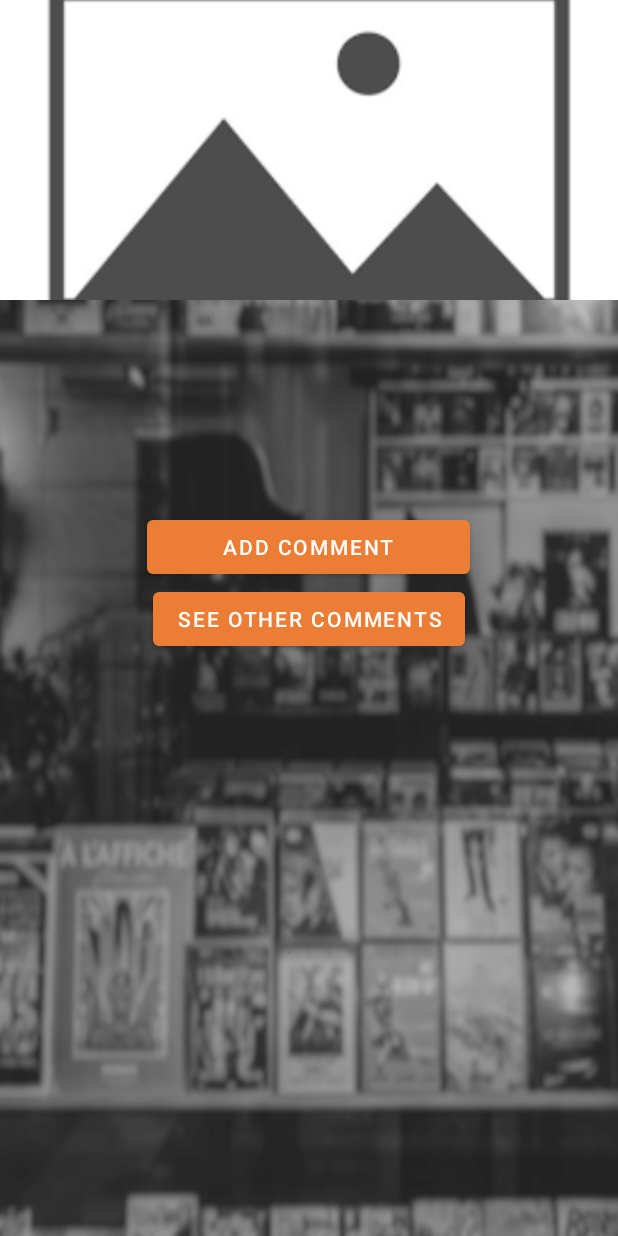
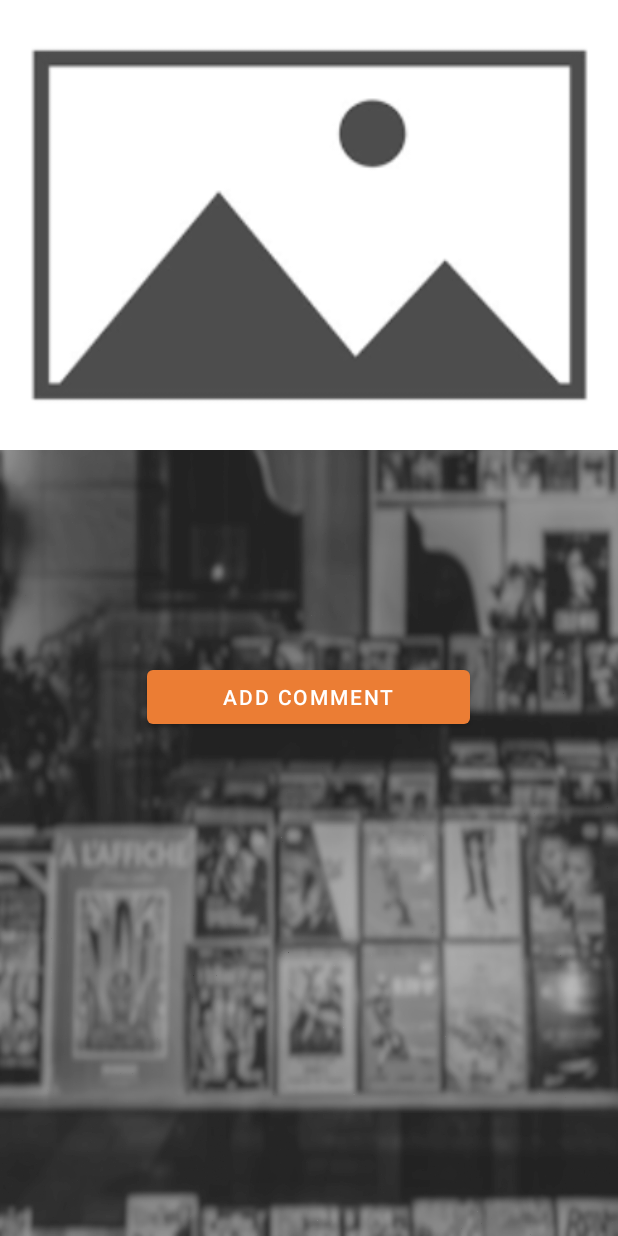
Before and after one commit to Mervespm/MovieReviewRatingApp, an Android app: the MovieDetailsActivity screen opened directly, with no data from a screen before it, on a phone screen of 412 x 824 dp. Run offline under Robolectric (Android 15) with nearby library versions, the phone set to English and light mode, and no system bars; our stand-ins replace Firebase (no records; nobody signed in at launch, a user with empty details on screens opened directly); pictures from the network do not load.

Commit message:
Some of xml files editted

```diff
--- a/app/src/main/res/layout/activity_movie_details.xml
+++ b/app/src/main/res/layout/activity_movie_details.xml
@@ -5,14 +5,15 @@
     android:background="@drawable/background_image">
 
     <!-- Movie poster -->
+
+    <!-- Movie title -->
     <ImageView
         android:id="@+id/moviePosterImageView"
         android:layout_width="match_parent"
-        android:layout_height="200dp"
+        android:layout_height="300dp"
         android:scaleType="centerCrop"
         android:src="@drawable/placeholder_image" />
 
-    <!-- Movie title -->
     <TextView
         android:id="@+id/movieTitleTextView"
         android:layout_width="match_parent"
@@ -55,11 +56,6 @@
         android:text="Add Comment" />
 
     <!-- See Other Comments button -->
-    <Button
-        android:id="@+id/btnSeeOtherComments"
-        android:layout_width="wrap_content"
-        android:layout_height="wrap_content"
-        android:layout_gravity="center"
-        android:text="See Other Comments" />
+
 
 </LinearLayout>
--- a/app/src/main/res/layout/comment_item_layout.xml
+++ b/app/src/main/res/layout/comment_item_layout.xml
@@ -24,7 +24,7 @@
             android:layout_height="wrap_content"
             android:textColor="@color/movieNameTextColor"
             android:textStyle="bold"
-            android:textSize="20sp" />
+            android:textSize="14sp" />
 
         <TextView
             android:id="@+id/userEmailTextView"
@@ -32,7 +32,8 @@
             android:layout_height="wrap_content"
             android:layout_weight="1"
             android:textColor="@color/userEmailTextColor"
-            android:gravity="end" />
+            android:gravity="end"
+            android:textSize="12sp" />
 
     </LinearLayout>
 
--- a/app/src/main/res/menu/bottom_navigation_menu.xml
+++ b/app/src/main/res/menu/bottom_navigation_menu.xml
@@ -2,7 +2,7 @@
 <menu xmlns:android="http://schemas.android.com/apk/res/android">
     <item
         android:id="@+id/person"
-        android:title="Person"
+        android:title="Me"
         android:icon="@drawable/person"/>
     <item
         android:id="@+id/home"
@@ -10,6 +10,6 @@
         android:icon="@drawable/ic_home_foreground"/>
     <item
         android:id="@+id/search"
-        android:title="Comment"
+        android:title="Comments"
         android:icon="@drawable/comment"/>
 </menu>
```
Also changed, not shown: app/src/main/res/layout/activity_comment_list.xml (+5 -5 lines), app/src/main/res/layout/activity_feed.xml (+11 -8 lines).
